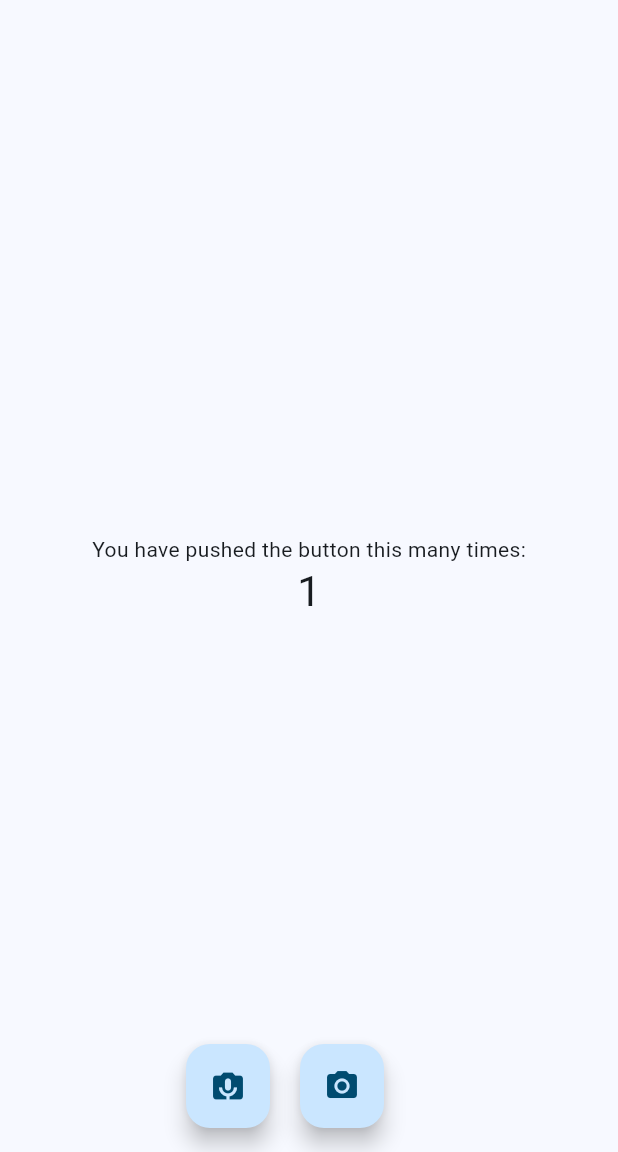
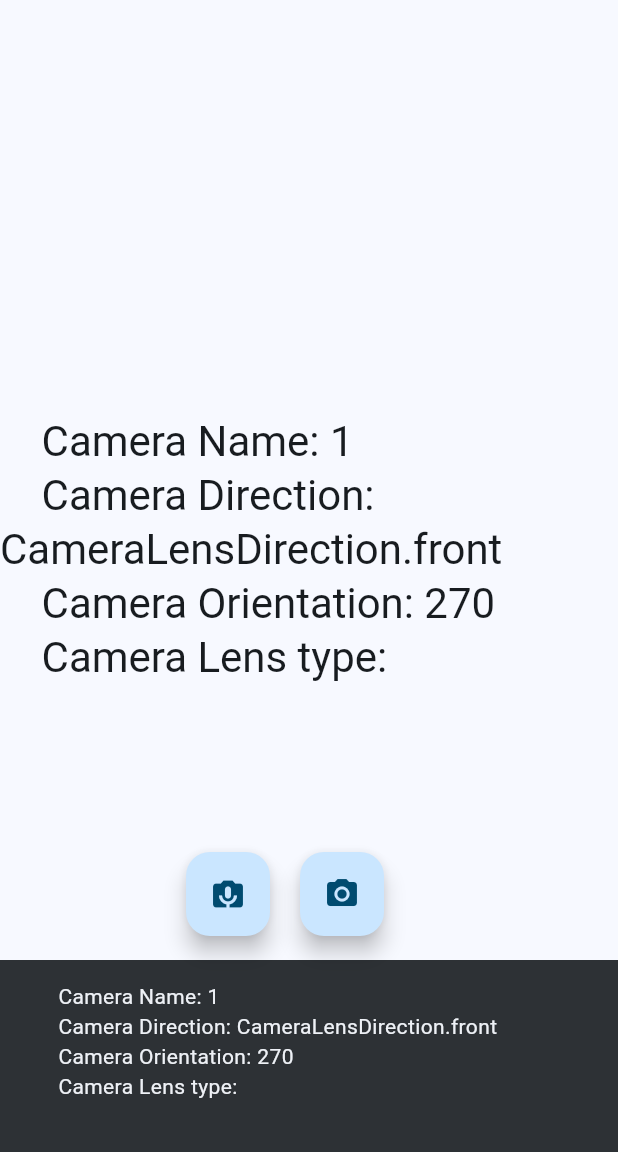
Before and after one commit to marufrobin/face_detection_poc, a Flutter app: the screen it shows after launch, after a tap on the "camera alt" icon, on a phone screen of 412 x 824 dp, the part 84-1236 px from its top. Run offline on Flutter 3.47's test engine with Material 3 defaults, Android fonts, the phone set to English and light mode, and no system bars; our stand-ins replace camera, permission_handler.

Commit message:
feat: Implement camera view and properties display
Refactors the main application structure by introducing a new `CameraViewScreen`. This new screen replaces the previous home page logic.

The `CameraViewScreen` is responsible for:
- Requesting camera permissions.
- Listing available cameras using the `camera` package.
- Displaying properties of a selected camera, such as its name, lens direction, and orientation, on the screen.
- Adding the required `CAMERA` permission to the `AndroidManifest.xml` file.

```diff
--- /dev/null
+++ b/lib/camera_view_screen.dart
@@ -0,0 +1,107 @@
+import 'dart:developer';
+
+import 'package:camera/camera.dart';
+import 'package:flutter/material.dart';
+import 'package:permission_handler/permission_handler.dart';
+
+// late List<CameraDescription> cameras;
+
+class CameraViewScreen extends StatefulWidget {
+  const CameraViewScreen({super.key, required this.title});
+
+  final String title;
+
+  @override
+  State<CameraViewScreen> createState() => _CameraViewScreenState();
+}
+
+class _CameraViewScreenState extends State<CameraViewScreen> {
+  late List<CameraDescription> cameras;
+  String? cameraName;
+  String? cameraDirection;
+  String? cameraLens;
+  int? cameraOrientation;
+
+  Future<void> _incrementCounter() async {
+    cameras = await availableCameras();
+    log(name: "Camera Length", "${cameras.length}");
+    final selectCamera = cameras.elementAt(1);
+    cameraName = selectCamera.name;
+    cameraDirection = selectCamera.lensDirection.toString();
+    cameraOrientation = selectCamera.sensorOrientation;
+    cameraLens = selectCamera.lensType.toString();
+    log(name: "Cameras description", """
+    Camera Name: $cameraName
+    Camera Direction: $cameraDirection
+    Camera Orientation: $cameraOrientation
+    Camera Lens type: $cameraLens
+    """);
+    snackMessage(
+      message:
+          """
+    Camera Name: $cameraName
+    Camera Direction: $cameraDirection
+    Camera Orientation: $cameraOrientation
+    Camera Lens type: $cameraLens
+    """,
+    );
+    setState(() {});
+  }
+
+  Future<void> _permissionHandel() async {
+    final isCameraPermissionGranted = await Permission.camera.isGranted;
+    if (!isCameraPermissionGranted) {
+      log(name: "permission", "Click");
+      await Permission.camera.request();
+    } else {
+      snackMessage(message: "Camera permission granted ✅");
+    }
+  }
+
+  void snackMessage({required String message}) {
+    ScaffoldMessenger.of(
+      context,
+    ).showSnackBar(SnackBar(content: Text(message)));
+  }
+
+  @override
+  Widget build(BuildContext context) {
+    return Scaffold(
+      appBar: AppBar(
+        backgroundColor: Theme.of(context).colorScheme.inversePrimary,
+        title: Text(widget.title),
+      ),
+      body: Center(
+        child: Column(
+          mainAxisAlignment: .center,
+          children: [
+            Text("""
+    Camera Name: ${cameraName ?? "No Camera"}
+    Camera Direction: ${cameraDirection ?? "No Direction"}
+    Camera Orientation: ${cameraOrientation ?? "No Orientation"}
+    Camera Lens type: ${cameraLens ?? "No Lens"}
+    """, style: Theme.of(context).textTheme.headlineMedium),
+          ],
+        ),
+      ),
+      floatingActionButton: Row(
+        spacing: 20,
+        mainAxisAlignment: .center,
+        children: [
+          FloatingActionButton(
+            onPressed: () async {
+              await _permissionHandel();
+            },
+            tooltip: 'Permission request',
+            child: const Icon(Icons.perm_camera_mic),
+          ),
+          FloatingActionButton(
+            onPressed: _incrementCounter,
+            tooltip: 'Camera button',
+            child: const Icon(Icons.camera_alt),
+          ),
+        ],
+      ),
+    );
+  }
+}
--- a/lib/main.dart
+++ b/lib/main.dart
@@ -1,5 +1,6 @@
 import 'package:flutter/material.dart';
-import 'package:permission_handler/permission_handler.dart';
+
+import 'camera_view_screen.dart';
 
 void main() {
   runApp(const MyApp());
@@ -14,77 +15,7 @@ class MyApp extends StatelessWidget {
     return MaterialApp(
       title: "Face Detection",
       theme: ThemeData(colorScheme: .fromSeed(seedColor: Colors.lightBlue)),
-      home: const MyHomePage(title: 'Face Detection POC'),
+      home: const CameraViewScreen(title: 'Face Detection POC'),
     );
   }
 }
-
-class MyHomePage extends StatefulWidget {
-  const MyHomePage({super.key, required this.title});
-
-  final String title;
-
-  @override
-  State<MyHomePage> createState() => _MyHomePageState();
-}
-
-class _MyHomePageState extends State<MyHomePage> {
-  int _counter = 0;
-
-  void _incrementCounter() {
-    setState(() {
-      _counter++;
-    });
-  }
-
-  Future<void> _permissionHandel() async {
-    final isCameraPermissionGranted = await Permission.camera.isGranted;
-    if (!isCameraPermissionGranted) {
-      await Permission.camera.request();
-    } else {
-      ScaffoldMessenger.of(context).showSnackBar(
-        const SnackBar(content: Text('Camera permission granted ✅')),
-      );
-    }
-  }
-
-  @override
-  Widget build(BuildContext context) {
-    return Scaffold(
-      appBar: AppBar(
-        backgroundColor: Theme.of(context).colorScheme.inversePrimary,
-        title: Text(widget.title),
-      ),
-      body: Center(
-        child: Column(
-          mainAxisAlignment: .center,
-          children: [
-            const Text('You have pushed the button this many times:'),
-            Text(
-              '$_counter',
-              style: Theme.of(context).textTheme.headlineMedium,
-            ),
-          ],
-        ),
-      ),
-      floatingActionButton: Row(
-        spacing: 20,
-        mainAxisAlignment: MainAxisAlignment.center,
-        children: [
-          FloatingActionButton(
-            onPressed: () async {
-              await _permissionHandel();
-            },
-            tooltip: 'Permission request',
-            child: const Icon(Icons.perm_camera_mic),
-          ),
-          FloatingActionButton(
-            onPressed: _incrementCounter,
-            tooltip: 'Camera button',
-            child: const Icon(Icons.camera_alt),
-          ),
-        ],
-      ),
-    );
-  }
-}
```
Also changed, not shown: 1 other file.
